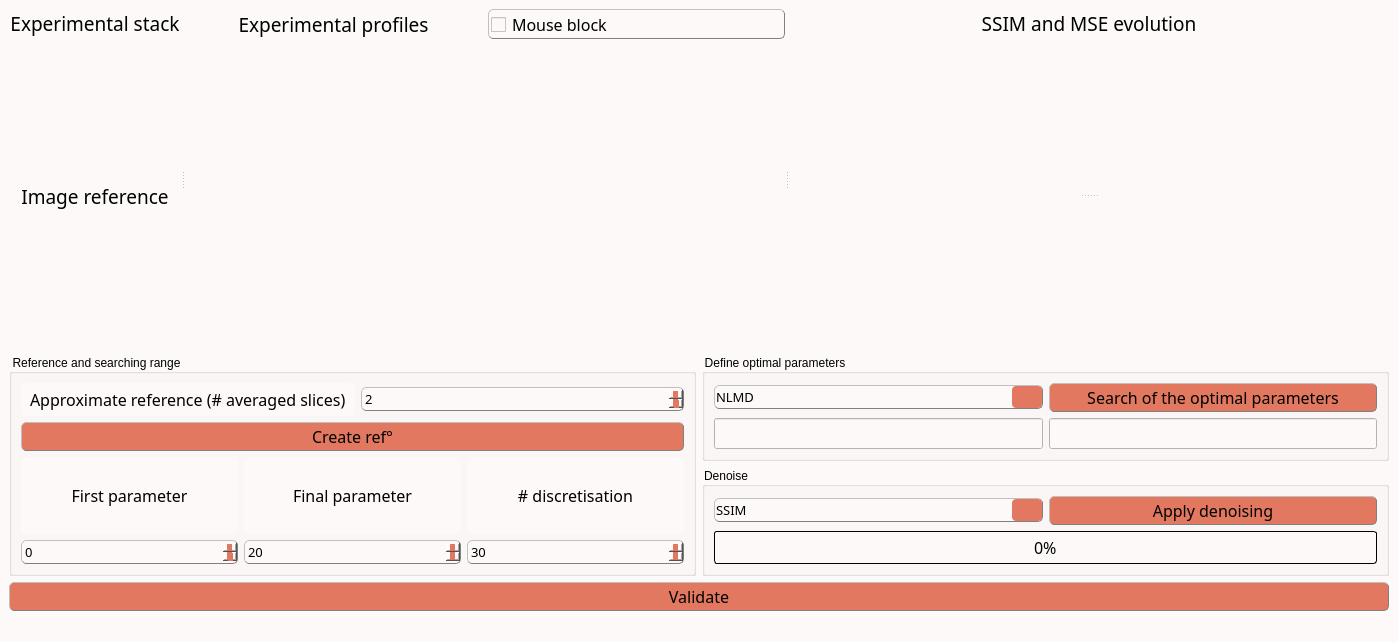
This is inichord/Auto_Denoising.ui in Cyril-Langlois/iniCHORD as Qt 5 draws it before an edit. The edited form follows.
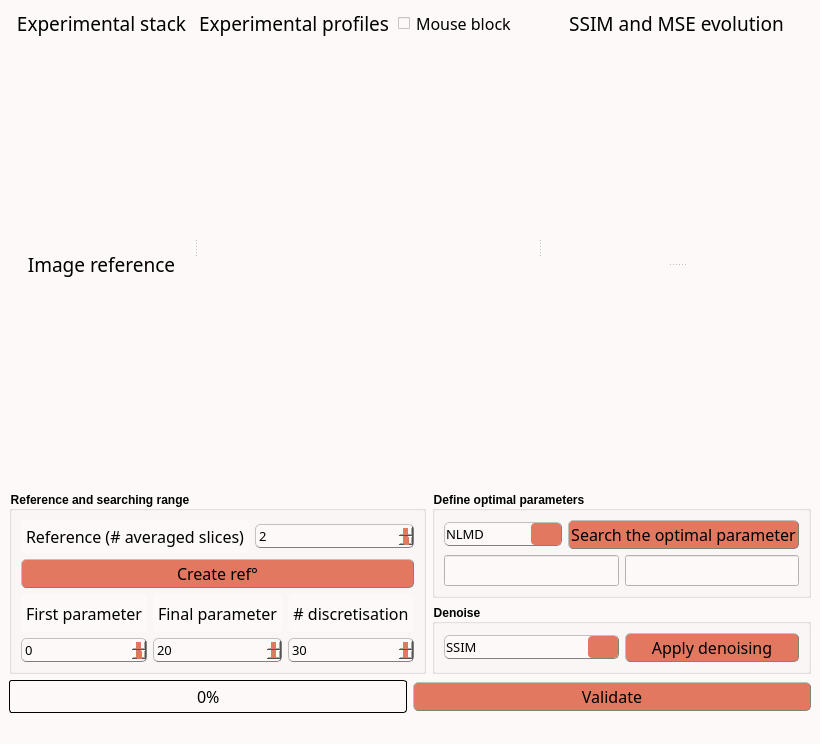
This is the edited form. Icons and pictures are not drawn. Custom widgets are drawn as their Qt base class.

The edit to the form file:
```diff
--- a/inichord/Auto_Denoising.ui
+++ b/inichord/Auto_Denoising.ui
@@ -6,8 +6,8 @@
    <rect>
     <x>0</x>
     <y>0</y>
-    <width>1342</width>
-    <height>612</height>
+    <width>753</width>
+    <height>713</height>
    </rect>
   </property>
   <property name="windowTitle">
@@ -30,13 +30,13 @@
 QLabel, QPushButton, QPushButton:hover, QCheckBox, QComboBox, Line, QTextEdit, QSpinBox {color: rgb(0, 0, 0)}
 
 /* style des bordures 1 */
-QLabel, QPushButton, QPushButton:hover, QCheckBox, QComboBox, QSpinBox  {
+QLabel, QPushButton, QPushButton:hover, QComboBox, QSpinBox  {
 	border-style : outset;
 	min-width : 5em;
 }
 
 /* style des bordures 2 */
-QPushButton, QPushButton:hover, QCheckBox, QComboBox, QSpinBox  {
+QPushButton, QPushButton:hover, QComboBox, QSpinBox  {
 	border-radius: 5px;
 	border-width: 1px;
 	border-color: gray;
@@ -56,8 +56,8 @@
 
 /* Gestion taille des QCheckBoxes */
 QCheckBox::indicator:unchecked, QCheckBox::indicator:unchecked:hover, QCheckBox::indicator:checked, QCheckBox::indicator:checked:hover  {
-	width :15px;
-	height : 15px;
+	width :12px;
+	height : 12px;
 }
 
 QLabel {
@@ -143,26 +143,15 @@
     height: 22px;
 }
 
-QSlider::groove:horizontal {
-    border: 1px solid #999999;
-    height: 5px; /* the groove expands to the size of the slider by default. by giving it a height, it has a fixed size */
-    background-color: rgb(0, 0, 0);
-    margin: 2px 0;
-}
-
-QSlider::handle:horizontal {
-    border: 1px solid #5c5c5c;
-    width: 25px;
-    height: 40px;
-    margin: -10px 0; /* handle is placed by default on the contents rect of the groove. Expand outside the groove */
-    border-radius: 3px;
+QGroupBox {
+    font-weight: bold;
 }</string>
   </property>
   <widget class="QWidget" name="centralwidget">
    <property name="styleSheet">
     <string notr="true"/>
    </property>
-   <layout class="QHBoxLayout" name="horizontalLayout">
+   <layout class="QHBoxLayout" name="horizontalLayout_4">
     <item>
      <layout class="QVBoxLayout" name="verticalLayout_8">
       <item>
@@ -374,6 +363,12 @@
               <verstretch>0</verstretch>
              </sizepolicy>
             </property>
+            <property name="minimumSize">
+             <size>
+              <width>0</width>
+              <height>200</height>
+             </size>
+            </property>
            </widget>
           </item>
           <item>
@@ -578,6 +573,12 @@
               <verstretch>0</verstretch>
              </sizepolicy>
             </property>
+            <property name="minimumSize">
+             <size>
+              <width>0</width>
+              <height>200</height>
+             </size>
+            </property>
            </widget>
           </item>
          </layout>
@@ -811,8 +812,8 @@
             </property>
             <property name="minimumSize">
              <size>
-              <width>600</width>
-              <height>150</height>
+              <width>300</width>
+              <height>200</height>
              </size>
             </property>
            </widget>
@@ -1029,8 +1030,8 @@
              </property>
              <property name="minimumSize">
               <size>
-               <width>600</width>
-               <height>150</height>
+               <width>250</width>
+               <height>200</height>
               </size>
              </property>
             </widget>
@@ -1043,8 +1044,8 @@
              </property>
              <property name="minimumSize">
               <size>
-               <width>600</width>
-               <height>150</height>
+               <width>250</width>
+               <height>200</height>
               </size>
              </property>
             </widget>
@@ -1099,7 +1100,10 @@
 }</string>
                    </property>
                    <property name="text">
-                    <string>Approximate reference (# averaged slices)</string>
+                    <string>Reference (# averaged slices)</string>
+                   </property>
+                   <property name="alignment">
+                    <set>Qt::AlignCenter</set>
                    </property>
                   </widget>
                  </item>
@@ -1447,7 +1451,7 @@
                     <string notr="true"/>
                    </property>
                    <property name="text">
-                    <string>Search of the optimal parameters</string>
+                    <string>Search the optimal parameter</string>
                    </property>
                   </widget>
                  </item>
@@ -1469,6 +1473,9 @@
                    <property name="toolTip">
                     <string>&lt;html&gt;&lt;head/&gt;&lt;body&gt;&lt;p&gt;&lt;span style=&quot; font-size:11pt;&quot;&gt;Best denoising parameter from SSIM indice&lt;/span&gt;&lt;/p&gt;&lt;/body&gt;&lt;/html&gt;</string>
                    </property>
+                   <property name="readOnly">
+                    <bool>true</bool>
+                   </property>
                   </widget>
                  </item>
                  <item>
@@ -1485,6 +1492,9 @@
                    <property name="toolTip">
                     <string>&lt;html&gt;&lt;head/&gt;&lt;body&gt;&lt;p&gt;&lt;span style=&quot; font-size:11pt;&quot;&gt;Best denoising parameter from MSE indice&lt;/span&gt;&lt;/p&gt;&lt;/body&gt;&lt;/html&gt;</string>
                    </property>
+                   <property name="readOnly">
+                    <bool>true</bool>
+                   </property>
                   </widget>
                  </item>
                 </layout>
@@ -1565,6 +1575,17 @@
                  </item>
                 </layout>
                </item>
+              </layout>
+             </widget>
+            </item>
+           </layout>
+          </item>
+         </layout>
+        </item>
+       </layout>
+      </item>
+      <item>
+       <layout class="QHBoxLayout" name="horizontalLayout">
                <item>
                 <widget class="QProgressBar" name="progressBar">
                  <property name="minimumSize">
@@ -1590,13 +1611,6 @@
                  </property>
                 </widget>
                </item>
-              </layout>
-             </widget>
-            </item>
-           </layout>
-          </item>
-         </layout>
-        </item>
         <item>
          <widget class="QPushButton" name="Validate_button">
           <property name="sizePolicy">
@@ -1640,7 +1654,7 @@
     <rect>
      <x>0</x>
      <y>0</y>
-     <width>1342</width>
+     <width>753</width>
      <height>20</height>
     </rect>
    </property>
```
Lines whose indentation alone changed are shown as unchanged.
